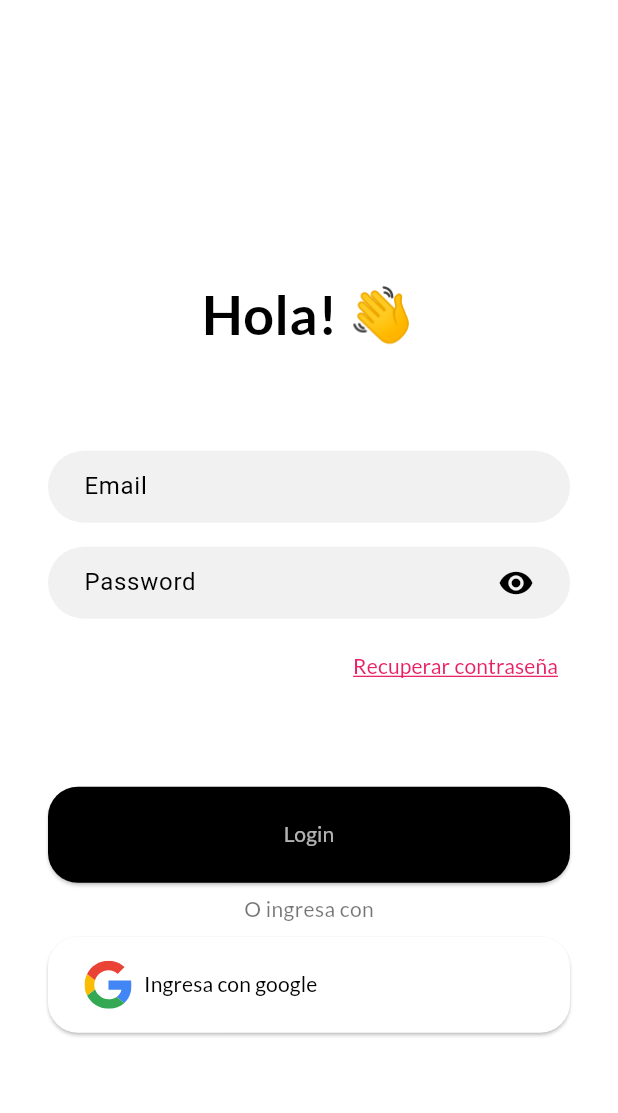
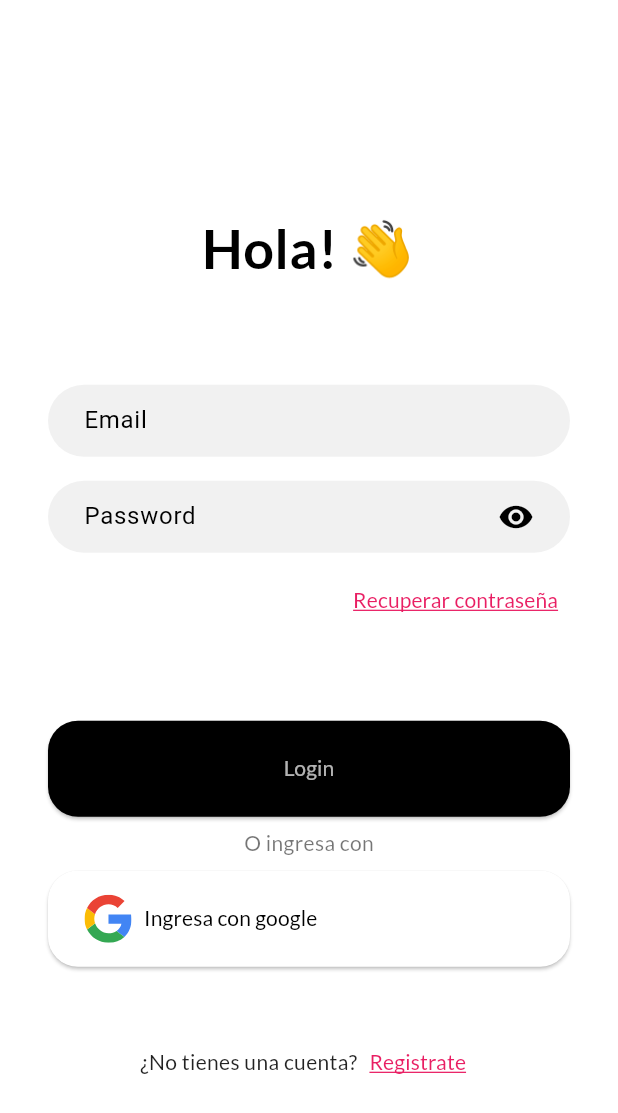
Before and after one commit to LaMaldicionDeMandos/IoT-app, a Flutter app: the screen it shows after launch, on a phone screen of 412 x 824 dp. Shown: the top 1113 px of the screen. Run offline on Flutter 3.47's test engine with Material 3 defaults, Android fonts, the phone set to English and light mode, and no system bars; our stand-ins replace flutter_svg.

Commit message:
termino de maquetar la pantalla de login

```diff
--- a/lib/main.dart
+++ b/lib/main.dart
@@ -122,6 +122,16 @@ class _MyHomePageState extends State<MyHomePage> {
                     )
                 )
             ),
+            const Padding(padding: EdgeInsets.fromLTRB(32, 32, 32, 8),
+                child: Row(
+                  mainAxisAlignment: MainAxisAlignment.center,
+                  children: [
+                    Text('¿No tienes una cuenta?',
+                        style: TextStyle(fontSize: 14, color: Colors.black87)),
+                    Link(label: 'Registrate')
+                  ],
+                )
+            ),
           ],
         ),
       ),
```
